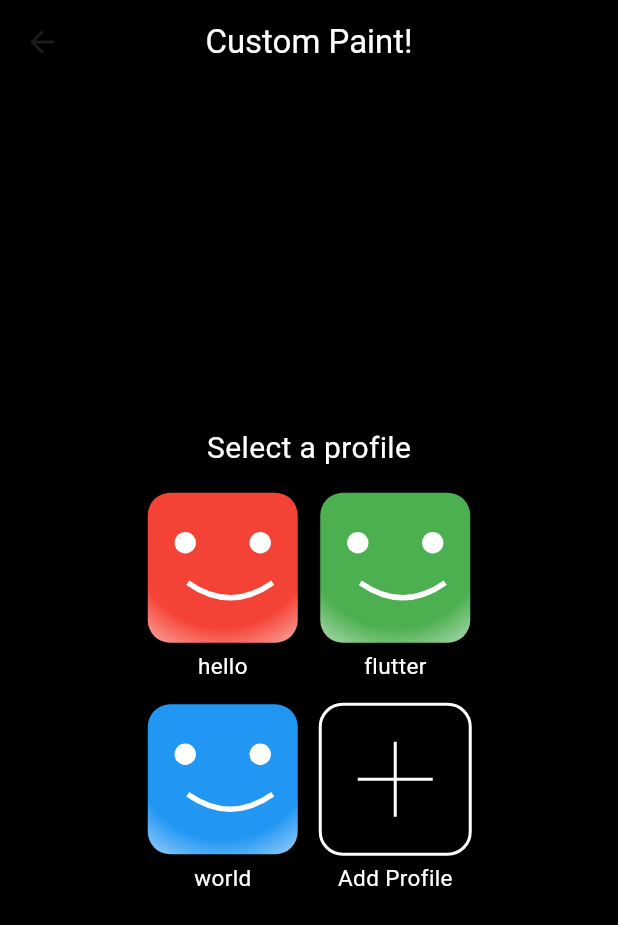
After one commit to Urrr4545/flutter_challenge, a Flutter app: the screen it shows after launch, after a tap on "10일차 기본", on a phone screen of 412 x 824 dp. The commit adds this screen. Shown: the top 925 px of the screen. Run offline on Flutter 3.47's test engine with Material 3 defaults, Android fonts, the phone set to English and light mode, and no system bars; our stand-ins replace google_fonts; network calls fail.

Commit message:
update day10

```diff
--- /dev/null
+++ b/lib/challenge_day_10/normal/main.dart
@@ -0,0 +1,224 @@
+import 'dart:ui';
+
+import 'package:flutter/material.dart';
+
+class ChallengeNormalScreenDay10 extends StatefulWidget {
+  const ChallengeNormalScreenDay10({Key? key}) : super(key: key);
+
+  @override
+  State<ChallengeNormalScreenDay10> createState() =>
+      _ChallengeNormalScreenDay10State();
+}
+
+class _ChallengeNormalScreenDay10State
+    extends State<ChallengeNormalScreenDay10> {
+  final pageController = PageController();
+
+  @override
+  void dispose() {
+    pageController.dispose();
+    super.dispose();
+  }
+
+  @override
+  Widget build(BuildContext context) {
+    return SafeArea(
+      child: Scaffold(
+        appBar: AppBar(
+          title: const Text(
+            "Custom Paint!",
+            style: TextStyle(color: Colors.white),
+          ),
+          centerTitle: true,
+          backgroundColor: Colors.black,
+        ),
+        body: Container(
+          color: Colors.black,
+          child: Center(
+            child: Column(
+              mainAxisAlignment: MainAxisAlignment.center,
+              children: [
+                const Text(
+                  "Select a profile",
+                  style: TextStyle(color: Colors.white, fontSize: 20),
+                ),
+                const SizedBox(
+                  height: 15,
+                ),
+                Row(
+                  mainAxisAlignment: MainAxisAlignment.center,
+                  children: [
+                    _buildProfileWidget(Colors.red, "hello"),
+                    const SizedBox(
+                      width: 15,
+                    ),
+                    _buildProfileWidget(Colors.green, "flutter"),
+                  ],
+                ),
+                const SizedBox(
+                  height: 15,
+                ),
+                Row(
+                  mainAxisAlignment: MainAxisAlignment.center,
+                  children: [
+                    _buildProfileWidget(Colors.blue, "world"),
+                    const SizedBox(
+                      width: 15,
+                    ),
+                    _buildAddWidget(),
+                  ],
+                )
+              ],
+            ),
+          ),
+        ),
+      ),
+    );
+  }
+
+  Widget _buildProfileWidget(Color color, String name) {
+    return Center(
+      child: Column(
+        mainAxisAlignment: MainAxisAlignment.center,
+        children: [
+          CustomPaint(
+            size: const Size(100, 100),
+            foregroundPainter: ProfilePainter(backgroundColor: color),
+          ),
+          const SizedBox(
+            height: 5,
+          ),
+          Text(
+            name,
+            style: const TextStyle(color: Colors.white, fontSize: 15),
+          ),
+        ],
+      ),
+    );
+  }
+
+  Widget _buildAddWidget() {
+    return Center(
+      child: Column(
+        mainAxisAlignment: MainAxisAlignment.center,
+        children: [
+          CustomPaint(
+            size: const Size(100, 100),
+            foregroundPainter: AddProfilePainter(),
+          ),
+          const SizedBox(
+            height: 5,
+          ),
+          const Text(
+            "Add Profile",
+            style: TextStyle(color: Colors.white, fontSize: 15),
+          ),
+        ],
+      ),
+    );
+  }
+}
+
+class ProfilePainter extends CustomPainter {
+  const ProfilePainter({required this.backgroundColor});
+  final Color backgroundColor;
+
+  @override
+  void paint(Canvas canvas, Size size) {
+    Rect rect = Offset.zero & size;
+    RRect fullRect = RRect.fromRectAndRadius(
+      rect,
+      const Radius.circular(15),
+    );
+    RadialGradient backgroundGradient = RadialGradient(
+      center: const Alignment(0, -0.4),
+      radius: 1.2,
+      colors: <Color>[backgroundColor, Colors.white],
+      stops: <double>[0.5, 0.9],
+    );
+    Paint backgroundPaint = Paint()
+      ..shader = backgroundGradient.createShader(rect);
+
+    var pointHeight = size.height / 3;
+    var pointWidget = size.width / 4;
+    var strokeWidth = size.width / 7;
+    Paint roundPaint = Paint()
+      ..strokeCap = StrokeCap.round
+      ..color = Colors.white
+      ..strokeWidth = strokeWidth;
+
+    List<Offset> offsetPoints = [];
+    offsetPoints.add(Offset(pointWidget, pointHeight));
+    offsetPoints.add(Offset(pointWidget * 3, pointHeight));
+
+    Paint linePaint = Paint()
+      ..color = Colors.white
+      ..strokeWidth = strokeWidth / 4
+      ..style = PaintingStyle.stroke;
+
+    var lineHeight = size.height * 1.8 / 3;
+    var lineCurveHeight = size.height * 2.4 / 3;
+    var lineWidthStart = size.height * 0.8 / 3;
+    var lineWidthEnd = size.height * 2.5 / 3;
+    var linePath = Path()
+      ..moveTo(lineWidthStart, lineHeight)
+      ..quadraticBezierTo(lineWidthStart + (lineWidthEnd - lineWidthStart) / 2,
+          lineCurveHeight, lineWidthEnd, lineHeight);
+
+    //background draw
+    canvas.drawRRect(
+      fullRect,
+      backgroundPaint,
+    );
+
+    //point eyes
+    canvas.drawPoints(PointMode.points, offsetPoints, roundPaint);
+
+    //line mouse
+    canvas.drawPath(linePath, linePaint);
+  }
+
+  @override
+  bool shouldRepaint(covariant CustomPainter oldDelegate) {
+    throw UnimplementedError();
+  }
+}
+
+class AddProfilePainter extends CustomPainter {
+  @override
+  void paint(Canvas canvas, Size size) {
+    final Paint paint = Paint()
+      ..color = Colors.white
+      ..strokeWidth = 2
+      ..style = PaintingStyle.stroke;
+
+    var plusTopPoint = size.height / 4;
+    var plusDownPoint = size.height * 3 / 4;
+    var plusLeftPoint = size.width / 4;
+    var plusRightPoint = size.width * 3 / 4;
+
+    final Path plusPath = Path()
+      ..moveTo(size.width / 2, plusTopPoint)
+      ..lineTo(size.width / 2, plusDownPoint)
+      ..moveTo(plusLeftPoint, size.height / 2)
+      ..lineTo(plusRightPoint, size.height / 2);
+
+    canvas.drawPath(plusPath, paint);
+
+    Rect rect = Offset.zero & size;
+    RRect fullRect = RRect.fromRectAndRadius(
+      rect,
+      const Radius.circular(15),
+    );
+
+    canvas.drawRRect(
+      fullRect,
+      paint,
+    );
+  }
+
+  @override
+  bool shouldRepaint(covariant CustomPainter oldDelegate) {
+    throw UnimplementedError();
+  }
+}
--- a/lib/challenge_menu.dart
+++ b/lib/challenge_menu.dart
@@ -7,6 +7,8 @@ import 'challenge_day_0/hard/main.dart';
 import 'challenge_day_0/normal/main.dart';
 import 'challenge_day_1/hard/main.dart';
 import 'challenge_day_1/normal/main.dart';
+import 'challenge_day_10/hard/main.dart';
+import 'challenge_day_10/normal/main.dart';
 import 'challenge_day_2/hard/main.dart';
 import 'challenge_day_2/normal/main.dart';
 import 'challenge_day_3/hard/main.dart';
@@ -64,7 +66,7 @@ class HomeScreen extends StatelessWidget {
                 ],
               ),
               const SizedBox(
-                height: 20,
+                height: 10,
               ),
               Row(
                 crossAxisAlignment: CrossAxisAlignment.center,
@@ -86,7 +88,7 @@ class HomeScreen extends StatelessWidget {
                 ],
               ),
               const SizedBox(
-                height: 20,
+                height: 10,
               ),
               Row(
                 crossAxisAlignment: CrossAxisAlignment.center,
@@ -108,7 +110,7 @@ class HomeScreen extends StatelessWidget {
                 ],
               ),
               const SizedBox(
-                height: 20,
+                height: 10,
               ),
               Row(
                 crossAxisAlignment: CrossAxisAlignment.center,
@@ -130,7 +132,7 @@ class HomeScreen extends StatelessWidget {
                 ],
               ),
               const SizedBox(
-                height: 20,
+                height: 10,
               ),
               Row(
                 crossAxisAlignment: CrossAxisAlignment.center,
@@ -152,7 +154,7 @@ class HomeScreen extends StatelessWidget {
                 ],
               ),
               const SizedBox(
-                height: 20,
+                height: 10,
               ),
               Row(
                 crossAxisAlignment: CrossAxisAlignment.center,
@@ -174,7 +176,7 @@ class HomeScreen extends StatelessWidget {
                 ],
               ),
               const SizedBox(
-                height: 20,
+                height: 10,
               ),
               Row(
                 crossAxisAlignment: CrossAxisAlignment.center,
@@ -196,7 +198,7 @@ class HomeScreen extends StatelessWidget {
                 ],
               ),
               const SizedBox(
-                height: 20,
+                height: 10,
               ),
               Row(
                 crossAxisAlignment: CrossAxisAlignment.center,
@@ -218,7 +220,7 @@ class HomeScreen extends StatelessWidget {
                 ],
               ),
               const SizedBox(
-                height: 20,
+                height: 10,
               ),
               Row(
                 crossAxisAlignment: CrossAxisAlignment.center,
@@ -240,7 +242,7 @@ class HomeScreen extends StatelessWidget {
                 ],
               ),
               const SizedBox(
-                height: 20,
+                height: 10,
               ),
               Row(
                 crossAxisAlignment: CrossAxisAlignment.center,
@@ -261,6 +263,28 @@ class HomeScreen extends StatelessWidget {
                   ),
                 ],
               ),
+              const SizedBox(
+                height: 10,
+              ),
+              Row(
+                crossAxisAlignment: CrossAxisAlignment.center,
+                mainAxisAlignment: MainAxisAlignment.center,
+                children: [
+                  ElevatedButton(
+                    onPressed: () =>
+                        goScreen(context, const ChallengeNormalScreenDay10()),
+                    child: const Text("10일차 기본"),
+                  ),
+                  const SizedBox(
+                    width: 20,
+                  ),
+                  ElevatedButton(
+                    onPressed: () =>
+                        goScreen(context, const ChallengeHardScreenDay10()),
+                    child: const Text("10일차 심화"),
+                  ),
+                ],
+              ),
             ],
           ),
         ),
```
Also changed, not shown: lib/challenge_day_10/hard/main.dart (added, +220 -0 lines).
